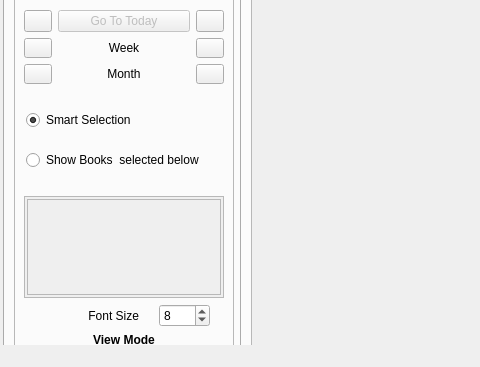
Before: the Qt Designer form src/openmolar/qt-designer/main.ui in rowinggolfer/openmolar1, drawn with Qt 5; both pictures show x 0 to 480 and y 243 to 610 of the 1018 by 610 pixel window.
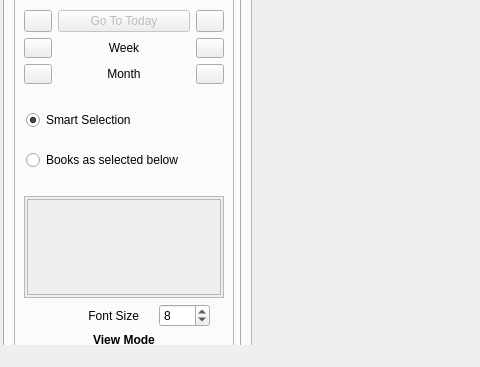
After: the same form once the commit is applied. The open tabs and pages were chosen to show the change. Icons and pictures are not drawn.

The edit to the form file:
```diff
--- a/src/openmolar/qt-designer/main.ui
+++ b/src/openmolar/qt-designer/main.ui
@@ -4170,7 +4170,7 @@
                    <item>
                     <widget class="QRadioButton" name="dayView_selectedBooks_radioButton">
                      <property name="text">
-                      <string>Show Books  selected below</string>
+                      <string>Books as selected below</string>
                      </property>
                     </widget>
                    </item>
```
Left out of the diff: 20 changed lines with no effect on the pictures.
